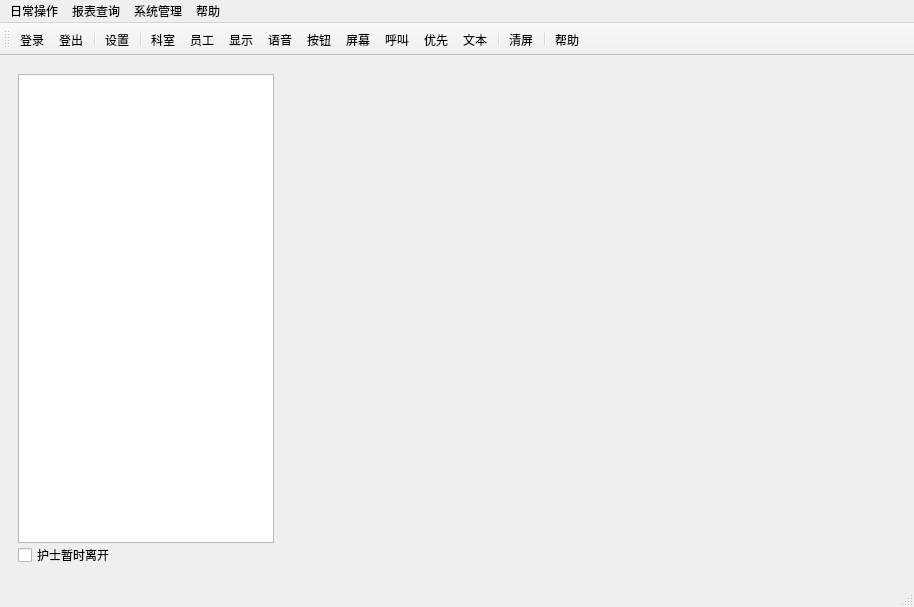
Before: the Qt Designer form mainform.ui in ganqiansheng/pdxt_exercise, drawn with Qt 5.
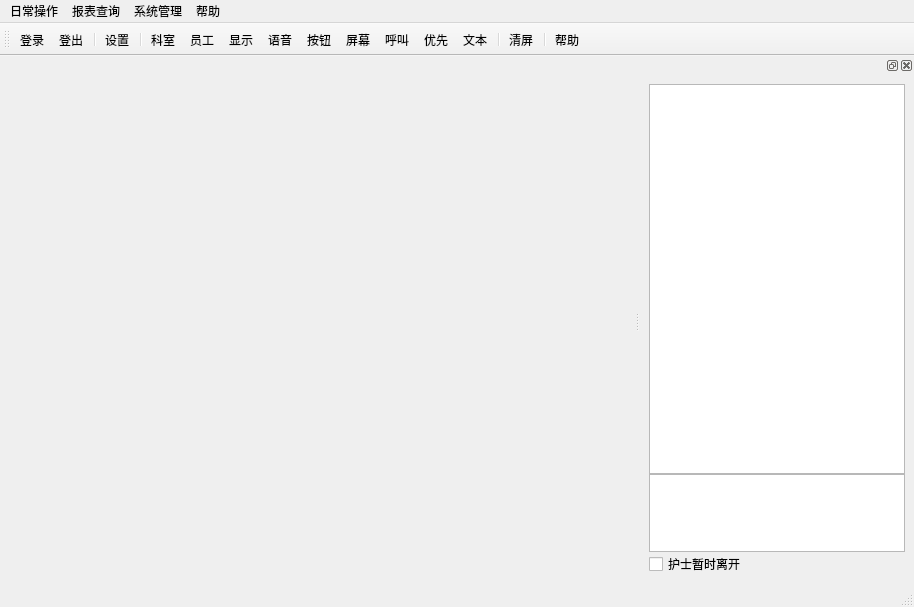
After: the same form once the commit is applied. Icons and pictures are not drawn.

Patch:
```diff
--- a/mainform.ui
+++ b/mainform.ui
@@ -14,58 +14,19 @@
    <string>示例程序</string>
   </property>
   <widget class="QWidget" name="centralwidget">
-   <layout class="QGridLayout" name="gridLayout_2">
+   <layout class="QGridLayout" name="gridLayout">
     <item row="0" column="0">
-     <layout class="QHBoxLayout" name="horizontalLayout" stretch="0,1">
-      <property name="spacing">
+     <widget class="QFrame" name="frame_group_queue_information">
+      <property name="frameShadow">
+       <enum>QFrame::Raised</enum>
+      </property>
+      <property name="lineWidth">
+       <number>1</number>
+      </property>
+      <property name="midLineWidth">
        <number>0</number>
       </property>
-      <item>
-       <widget class="QFrame" name="frame_login_doctor_information">
-        <property name="sizePolicy">
-         <sizepolicy hsizetype="Fixed" vsizetype="Preferred">
-          <horstretch>0</horstretch>
-          <verstretch>0</verstretch>
-         </sizepolicy>
-        </property>
-        <layout class="QGridLayout" name="gridLayout">
-         <item row="0" column="0">
-          <layout class="QVBoxLayout" name="verticalLayout">
-           <property name="spacing">
-            <number>0</number>
-           </property>
-           <item>
-            <widget class="QTableView" name="tableView_login_message">
-             <property name="sizePolicy">
-              <sizepolicy hsizetype="Fixed" vsizetype="Expanding">
-               <horstretch>0</horstretch>
-               <verstretch>0</verstretch>
-              </sizepolicy>
-             </property>
-            </widget>
-           </item>
-           <item>
-            <widget class="QCheckBox" name="checkBox">
-             <property name="sizePolicy">
-              <sizepolicy hsizetype="Fixed" vsizetype="Fixed">
-               <horstretch>0</horstretch>
-               <verstretch>0</verstretch>
-              </sizepolicy>
-             </property>
-             <property name="text">
-              <string>护士暂时离开</string>
-             </property>
-            </widget>
-           </item>
-          </layout>
-         </item>
-        </layout>
-       </widget>
-      </item>
-      <item>
-       <widget class="QFrame" name="frame_group_queue_information"/>
-      </item>
-     </layout>
+     </widget>
     </item>
    </layout>
   </widget>
@@ -150,6 +111,48 @@
    <addaction name="separator"/>
    <addaction name="action_help"/>
   </widget>
+  <widget class="QDockWidget" name="dockWidget">
+   <attribute name="dockWidgetArea">
+    <number>2</number>
+   </attribute>
+   <widget class="QWidget" name="dockWidgetContents">
+    <layout class="QGridLayout" name="gridLayout_2">
+     <item row="0" column="0">
+      <layout class="QVBoxLayout" name="verticalLayout" stretch="5,1,0">
+       <property name="spacing">
+        <number>0</number>
+       </property>
+       <item>
+        <widget class="QTableView" name="tableView_login_message">
+         <property name="sizePolicy">
+          <sizepolicy hsizetype="Fixed" vsizetype="Expanding">
+           <horstretch>0</horstretch>
+           <verstretch>0</verstretch>
+          </sizepolicy>
+         </property>
+        </widget>
+       </item>
+       <item>
+        <widget class="QTextEdit" name="textEdit_information"/>
+       </item>
+       <item>
+        <widget class="QCheckBox" name="checkBox">
+         <property name="sizePolicy">
+          <sizepolicy hsizetype="Fixed" vsizetype="Fixed">
+           <horstretch>0</horstretch>
+           <verstretch>0</verstretch>
+          </sizepolicy>
+         </property>
+         <property name="text">
+          <string>护士暂时离开</string>
+         </property>
+        </widget>
+       </item>
+      </layout>
+     </item>
+    </layout>
+   </widget>
+  </widget>
   <action name="action_login">
    <property name="icon">
     <iconset resource="res.qrc">
```
